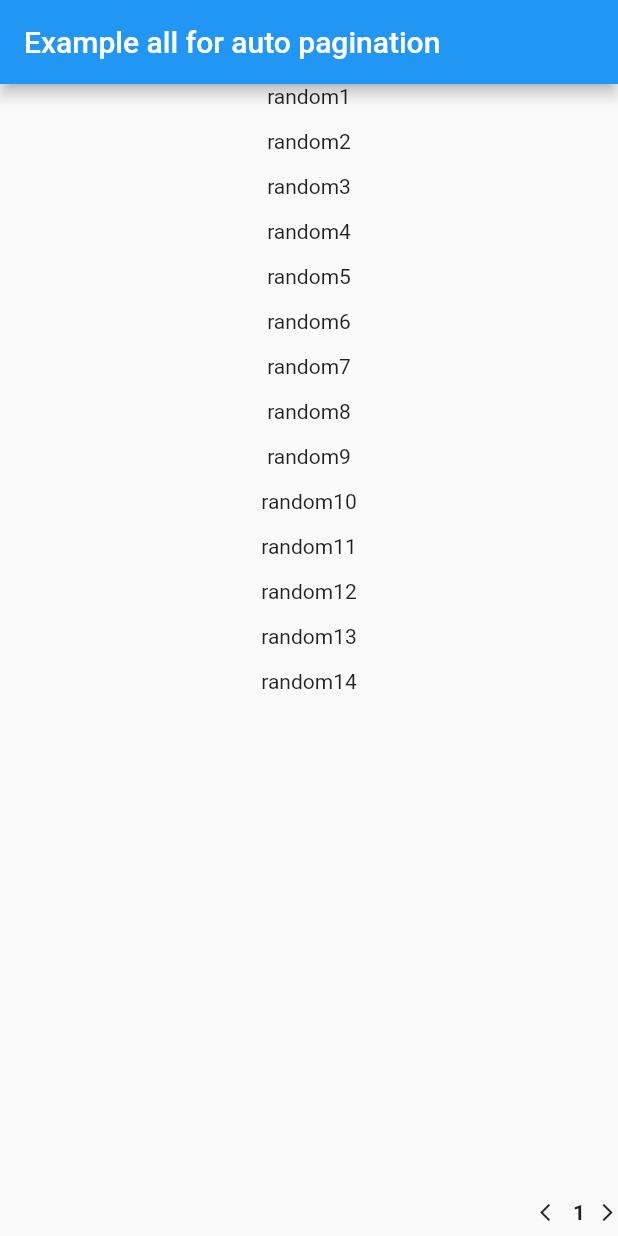
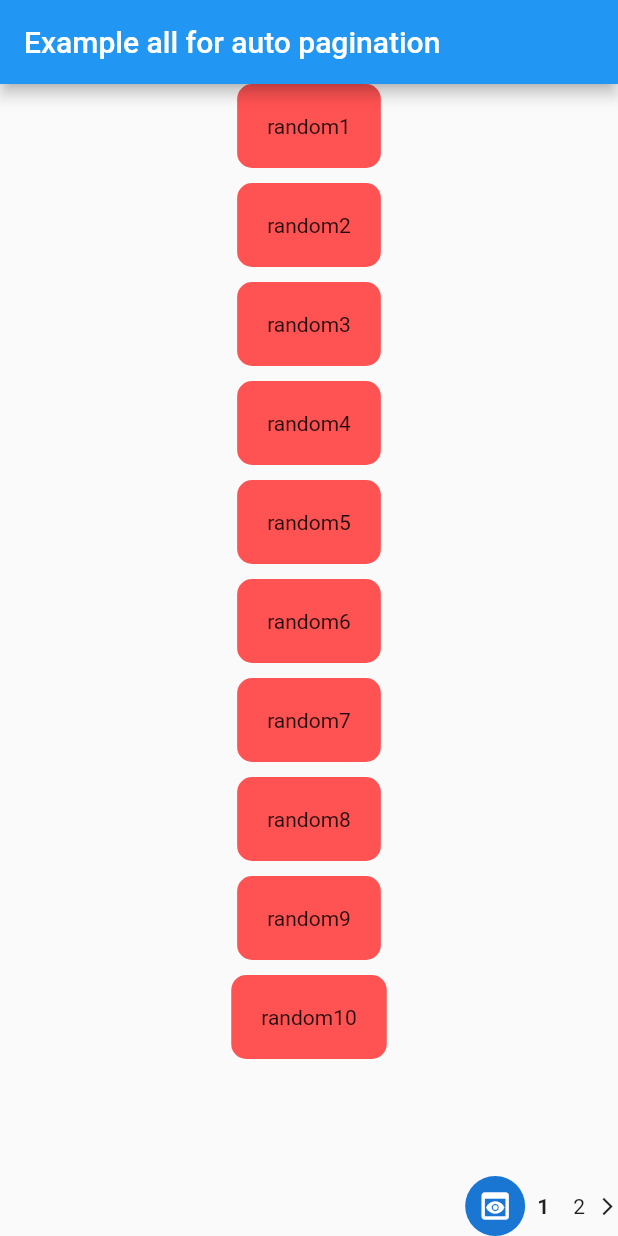
Before and after one commit to iamabhishekthakur/auto_pagination, a Flutter app: the screen it shows after launch, on a phone screen of 412 x 824 dp. Run offline on Flutter 3.47's test engine with Material 2 defaults, Android fonts, the phone set to English and light mode, and no system bars.

```diff
--- a/example/lib/main.dart
+++ b/example/lib/main.dart
@@ -38,6 +38,9 @@ class _MyHomePageState extends State<MyHomePage> {
         title: const Text("Example all for auto pagination"),
       ),
       body: AutoPagination(
+        previousButton: const CircleAvatar(
+          child: Icon(Icons.preview),
+        ),
         items: [
           "random1",
           "random2",
@@ -53,7 +56,18 @@ class _MyHomePageState extends State<MyHomePage> {
           "random12",
           "random13",
           "random14",
-        ].map((e) => SizedBox(height: 20, child: Text(e))).toList(),
+        ]
+            .map(
+              (e) => Container(
+                padding: const EdgeInsets.all(20),
+                decoration: BoxDecoration(
+                  color: Colors.redAccent,
+                  borderRadius: BorderRadius.circular(10),
+                ),
+                child: Text(e),
+              ),
+            )
+            .toList(),
       ),
     );
   }
--- a/lib/auto_pagination.dart
+++ b/lib/auto_pagination.dart
@@ -9,6 +9,10 @@ class AutoPagination extends StatefulWidget {
     super.key,
     required this.items,
     this.itemGap,
+    this.previousButton,
+    this.nextButton,
+    this.currentPageCounterTextStyle,
+    this.otherPageCounterTextStyle,
   });
 
   /// You can use your raw list and create a list of wiget my using map or List.generate
@@ -16,6 +20,18 @@ class AutoPagination extends StatefulWidget {
 
   /// It is the sepeartor height between two item widget
   final double? itemGap;
+
+  /// It allows users to have there own view for previous button
+  final Widget? previousButton;
+
+  /// It allows users to have there own view for next button
+  final Widget? nextButton;
+
+  /// It allows users to set the current page counter style
+  final TextStyle? currentPageCounterTextStyle;
+
+  /// It allows users to style unselected page counter
+  final TextStyle? otherPageCounterTextStyle;
   @override
   State<AutoPagination> createState() => _AutoPaginationState();
 }
@@ -120,7 +136,8 @@ class _AutoPaginationState extends State<AutoPagination> {
                             curve: Curves.decelerate,
                           );
                         },
-                        child: const Icon(
+                        child: widget.previousButton ??
+                            const Icon(
                               Icons.arrow_back_ios,
                               size: 14,
                             ),
@@ -140,13 +157,20 @@ class _AutoPaginationState extends State<AutoPagination> {
                               padding: const EdgeInsets.all(8.0),
                               child: Text(
                                 "${index + 1}",
-                                style: Theme.of(context)
+                                style: value == index
+                                    ? widget.currentPageCounterTextStyle ??
+                                        Theme.of(context)
                                             .textTheme
                                             .bodyMedium
                                             ?.copyWith(
-                                      fontWeight: value == index
-                                          ? FontWeight.w700
-                                          : FontWeight.w400,
+                                              fontWeight: FontWeight.w700,
+                                            )
+                                    : widget.otherPageCounterTextStyle ??
+                                        Theme.of(context)
+                                            .textTheme
+                                            .bodyMedium
+                                            ?.copyWith(
+                                              fontWeight: FontWeight.w400,
                                             ),
                               ),
                             ),
@@ -160,7 +184,8 @@ class _AutoPaginationState extends State<AutoPagination> {
                             curve: Curves.decelerate,
                           );
                         },
-                        child: const Icon(
+                        child: widget.nextButton ??
+                            const Icon(
                               Icons.arrow_forward_ios,
                               size: 14,
                             ),
--- a/pubspec.yaml
+++ b/pubspec.yaml
@@ -1,6 +1,6 @@
 name: auto_pagination
-description: A new Flutter package project.
-version: 0.0.1
+description: A Flutter package that provides an auto pagination widget to help users create a view that creates pagination view automatically when there is no room left for widget.
+version: 1.0.0
 homepage: https://github.com/iamabhishekthakur/auto_pagination
 
 environment:
```
Also changed, not shown: example/pubspec.lock, 6 other files. Lines whose indentation alone changed are shown as unchanged.
